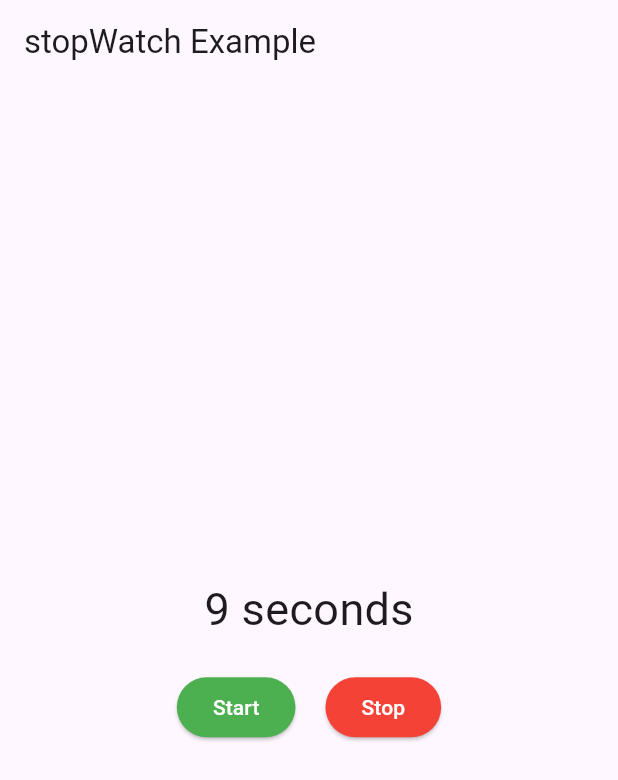
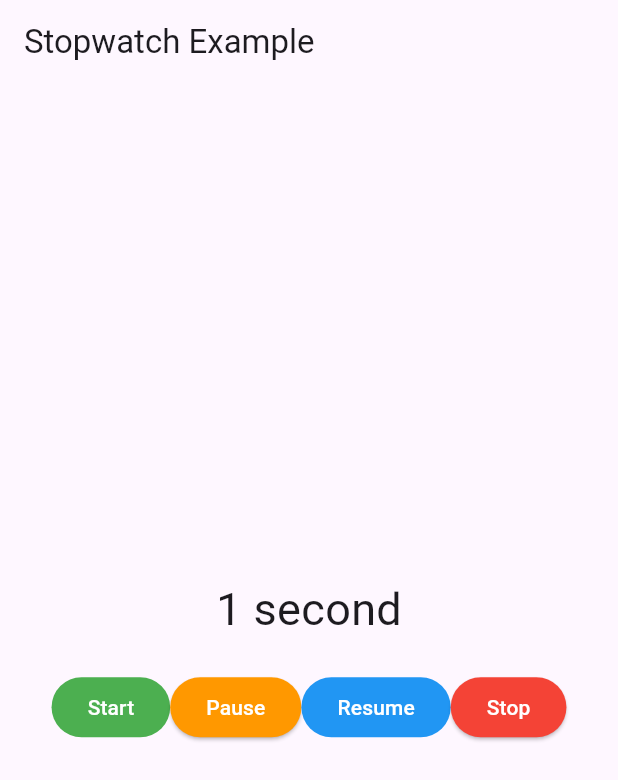
Before and after one commit to AaryanAhir81/Flutter_Learning, a Flutter app: the screen it shows after launch, after a tap on "Start", on a phone screen of 412 x 824 dp. Shown: the top 780 px of the screen. Run offline on Flutter 3.47's test engine with Material 3 defaults, Android fonts, the phone set to English and light mode, and no system bars.

Commit message:
stopwatch chnages

```diff
--- a/demo_application/lib/stopwatch/stopwatch.dart
+++ b/demo_application/lib/stopwatch/stopwatch.dart
@@ -5,10 +5,10 @@ class StopwatchExample extends StatefulWidget {
   const StopwatchExample({super.key});
 
   @override
-  State<StopwatchExample> createState() => _StopwatchExampleState();
+  State<StopwatchExample> createState() => _StopWatchExampleState();
 }
 
-class _StopwatchExampleState extends State<StopwatchExample> {
+class _StopWatchExampleState extends State<StopwatchExample> {
   int seconds = 0;
   late Timer timer;
   bool isRunning = false;
@@ -16,38 +16,53 @@ class _StopwatchExampleState extends State<StopwatchExample> {
   @override
   void initState() {
     super.initState();
-    timer = Timer.periodic(Duration(seconds: 1), _onTick);
   }
 
   @override
   void dispose() {
-    timer.cancel();
     super.dispose();
   }
 
   void _onTick(Timer timer) {
     setState(() {
-      seconds++;
+      if (isRunning) {
+        seconds++;
+      }
     });
   }
 
   void _startTimer() {
+    timer = Timer.periodic(const Duration(seconds: 1), _onTick);
+    setState(() {
+      seconds = 0;
+      isRunning = true;
+    });
+  }
+
+  void _stopTimer() {
+    timer.cancel();
+    setState(() {
+      isRunning = false;
+    });
+  }
+
+  void _pauseTimer() {
+    setState(() {
+      isRunning = false;
+    });
+  }
+
+  void _resumeTimer() {
     setState(() {
       isRunning = true;
     });
   }
 
-  void _stopTimer() {
-    setState(() {
-      isRunning = false;
-    });
-  }
-
-  String _secondToText() => seconds == 1 ? '1 seconds' : '$seconds seconds';
-
+  String _secondToText() => seconds == 1 ? '1 second' : '$seconds seconds';
+  @override
   Widget build(BuildContext context) {
     return Scaffold(
-      appBar: AppBar(title: const Text('stopWatch Example')),
+      appBar: AppBar(title:const Text('Stopwatch Example')),
       body: Column(
         mainAxisAlignment: MainAxisAlignment.center,
         children: [
@@ -59,19 +74,48 @@ class _StopwatchExampleState extends State<StopwatchExample> {
             mainAxisAlignment: MainAxisAlignment.center,
             children: [
               ElevatedButton(
-                onPressed: _startTimer,
+                onPressed: isRunning ? null : _startTimer,
                 style: ButtonStyle(
-                  backgroundColor: WidgetStateProperty.all<Color>(Colors.green),
-                  foregroundColor: WidgetStateProperty.all<Color>(Colors.white),
+                  backgroundColor: MaterialStateProperty.all<Color>(
+                    Colors.green,
+                  ),
+                  foregroundColor: MaterialStateProperty.all<Color>(
+                    Colors.white,
+                  ),
                 ),
                 child: const Text('Start'),
               ),
-              const SizedBox(width: 20),
               ElevatedButton(
-                onPressed: _stopTimer,
+                onPressed: isRunning ? _pauseTimer : null,
                 style: ButtonStyle(
-                  backgroundColor: WidgetStateProperty.all<Color>(Colors.red),
-                  foregroundColor: WidgetStateProperty.all<Color>(Colors.white),
+                  backgroundColor: MaterialStateProperty.all<Color>(
+                    Colors.orange,
+                  ),
+                  foregroundColor: MaterialStateProperty.all<Color>(
+                    Colors.white,
+                  ),
+                ),
+                child: const Text('Pause'),
+              ),
+              ElevatedButton(
+                onPressed: isRunning ? null : _resumeTimer,
+                style: ButtonStyle(
+                  backgroundColor: MaterialStateProperty.all<Color>(
+                    Colors.blue,
+                  ),
+                  foregroundColor: MaterialStateProperty.all<Color>(
+                    Colors.white,
+                  ),
+                ),
+                child: const Text('Resume'),
+              ),
+              ElevatedButton(
+                onPressed: isRunning ? _stopTimer : null,
+                style: ButtonStyle(
+                  backgroundColor: MaterialStateProperty.all<Color>(Colors.red),
+                  foregroundColor: MaterialStateProperty.all<Color>(
+                    Colors.white,
+                  ),
                 ),
                 child: const Text('Stop'),
               ),
```
